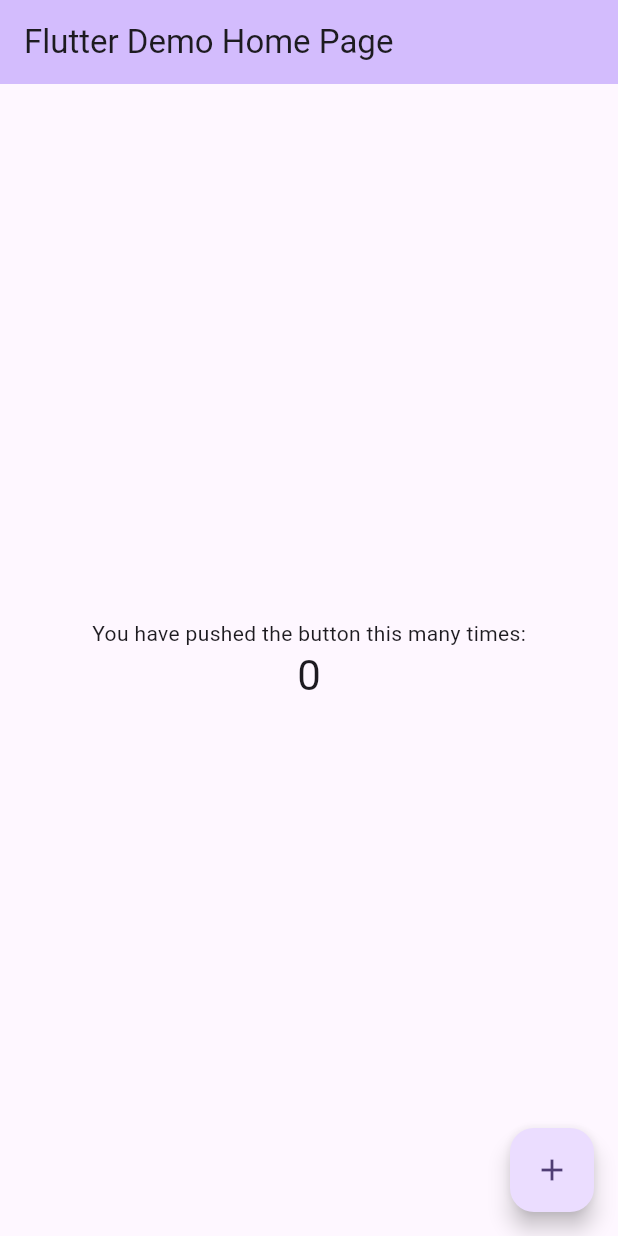
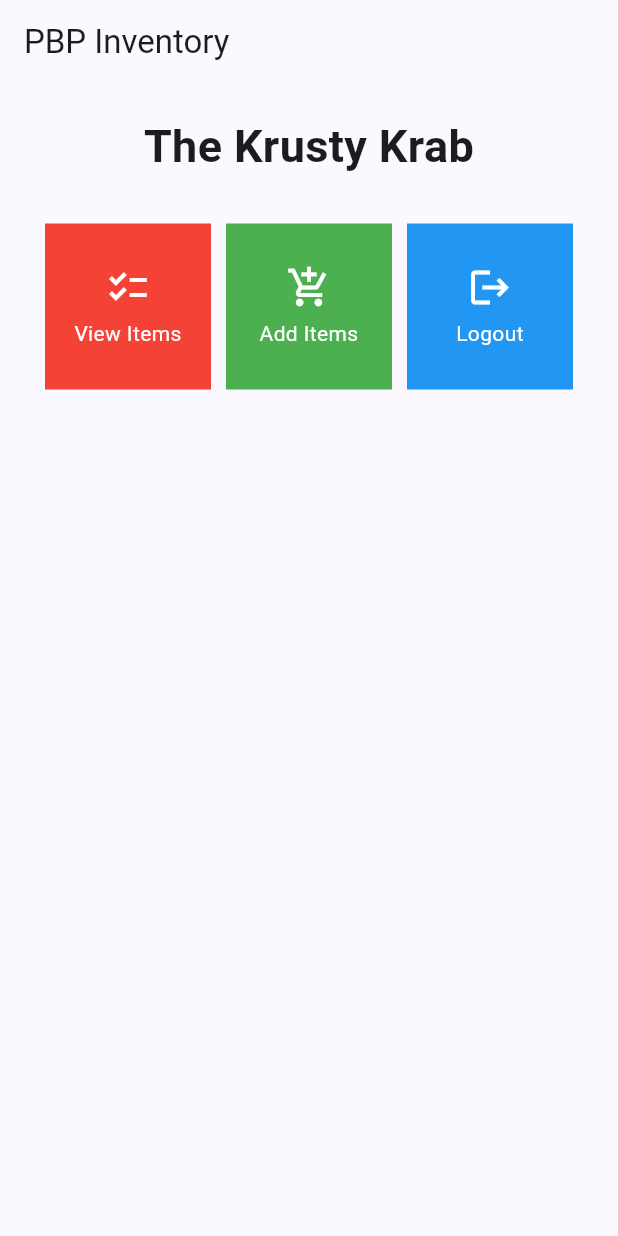
Before and after one commit to PascalPahlevi/PBP-Inventory-Assignment, a Flutter app: the screen it shows after launch, on a phone screen of 412 x 824 dp. Run offline on Flutter 3.47's test engine with Material 2 defaults, Android fonts, the phone set to English and light mode, and no system bars.

Commit message:
Completed Assignment 7

```diff
--- a/lib/main.dart
+++ b/lib/main.dart
@@ -1,4 +1,5 @@
 import 'package:flutter/material.dart';
+import 'package:pbp_inventory/menu.dart';
 
 void main() {
   runApp(const MyApp());
@@ -28,98 +29,10 @@
         //
         // This works for code too, not just values: Most code changes can be
         // tested with just a hot reload.
-        colorScheme: ColorScheme.fromSeed(seedColor: Colors.deepPurple),
+        colorScheme: ColorScheme.fromSeed(seedColor: Colors.indigo),
         useMaterial3: true,
       ),
-      home: const MyHomePage(title: 'Flutter Demo Home Page'),
+      home: MyHomePage(),
     );
   }
 }
-
-class MyHomePage extends StatefulWidget {
-  const MyHomePage({super.key, required this.title});
-
-  // This widget is the home page of your application. It is stateful, meaning
-  // that it has a State object (defined below) that contains fields that affect
-  // how it looks.
-
-  // This class is the configuration for the state. It holds the values (in this
-  // case the title) provided by the parent (in this case the App widget) and
-  // used by the build method of the State. Fields in a Widget subclass are
-  // always marked "final".
-
-  final String title;
-
-  @override
-  State<MyHomePage> createState() => _MyHomePageState();
-}
-
-class _MyHomePageState extends State<MyHomePage> {
-  int _counter = 0;
-
-  void _incrementCounter() {
-    setState(() {
-      // This call to setState tells the Flutter framework that something has
-      // changed in this State, which causes it to rerun the build method below
-      // so that the display can reflect the updated values. If we changed
-      // _counter without calling setState(), then the build method would not be
-      // called again, and so nothing would appear to happen.
-      _counter++;
-    });
-  }
-
-  @override
-  Widget build(BuildContext context) {
-    // This method is rerun every time setState is called, for instance as done
-    // by the _incrementCounter method above.
-    //
-    // The Flutter framework has been optimized to make rerunning build methods
-    // fast, so that you can just rebuild anything that needs updating rather
-    // than having to individually change instances of widgets.
-    return Scaffold(
-      appBar: AppBar(
-        // TRY THIS: Try changing the color here to a specific color (to
-        // Colors.amber, perhaps?) and trigger a hot reload to see the AppBar
-        // change color while the other colors stay the same.
-        backgroundColor: Theme.of(context).colorScheme.inversePrimary,
-        // Here we take the value from the MyHomePage object that was created by
-        // the App.build method, and use it to set our appbar title.
-        title: Text(widget.title),
-      ),
-      body: Center(
-        // Center is a layout widget. It takes a single child and positions it
-        // in the middle of the parent.
-        child: Column(
-          // Column is also a layout widget. It takes a list of children and
-          // arranges them vertically. By default, it sizes itself to fit its
-          // children horizontally, and tries to be as tall as its parent.
-          //
-          // Column has various properties to control how it sizes itself and
-          // how it positions its children. Here we use mainAxisAlignment to
-          // center the children vertically; the main axis here is the vertical
-          // axis because Columns are vertical (the cross axis would be
-          // horizontal).
-          //
-          // TRY THIS: Invoke "debug painting" (choose the "Toggle Debug Paint"
-          // action in the IDE, or press "p" in the console), to see the
-          // wireframe for each widget.
-          mainAxisAlignment: MainAxisAlignment.center,
-          children: <Widget>[
-            const Text(
-              'You have pushed the button this many times:',
-            ),
-            Text(
-              '$_counter',
-              style: Theme.of(context).textTheme.headlineMedium,
-            ),
-          ],
-        ),
-      ),
-      floatingActionButton: FloatingActionButton(
-        onPressed: _incrementCounter,
-        tooltip: 'Increment',
-        child: const Icon(Icons.add),
-      ), // This trailing comma makes auto-formatting nicer for build methods.
-    );
-  }
-}
--- a/lib/menu.dart
+++ b/lib/menu.dart
@@ -0,0 +1,121 @@
+import 'package:flutter/material.dart';
+
+class MyHomePage extends StatelessWidget {
+  MyHomePage({Key? key}) : super(key: key);
+
+  final List<ShopItem> items = [
+    ShopItem("View Items", Icons.checklist, Colors.red),
+    ShopItem("Add Items", Icons.add_shopping_cart, Colors.green),
+    ShopItem("Logout", Icons.logout, Colors.blue),
+  ];
+
+  // This widget is the home page of your application. It is stateful, meaning
+  // that it has a State object (defined below) that contains fields that affect
+  // how it looks.
+
+  // This class is the configuration for the state. It holds the values (in this
+  // case the title) provided by the parent (in this case the App widget) and
+  // used by the build method of the State. Fields in a Widget subclass are
+  // always marked "final".
+
+  @override
+  Widget build(BuildContext context) {
+    return Scaffold(
+      appBar: AppBar(
+        title: const Text(
+          'PBP Inventory',
+        ),
+      ),
+      body: SingleChildScrollView(
+        // Scrolling wrapper widget
+        child: Padding(
+          padding: const EdgeInsets.all(10.0), // Set padding for the page
+          child: Column(
+            // Widget to display children vertically
+            children: <Widget>[
+              const Padding(
+                padding: EdgeInsets.only(top: 10.0, bottom: 10.0),
+                // Text widget to display text with center alignment and appropriate style
+                child: Text(
+                  'The Krusty Krab', // Text indicating the shop name
+                  textAlign: TextAlign.center,
+                  style: TextStyle(
+                    fontSize: 30,
+                    fontWeight: FontWeight.bold,
+                  ),
+                ),
+              ),
+              // Grid layout
+              GridView.count(
+                // Container for our cards.
+                primary: true,
+                padding: const EdgeInsets.all(20),
+                crossAxisSpacing: 10,
+                mainAxisSpacing: 10,
+                crossAxisCount: 3,
+                shrinkWrap: true,
+                children: items.map((ShopItem item) {
+                  // Iteration for each item
+                  return ShopCard(item);
+                }).toList(),
+              ),
+            ],
+          ),
+        ),
+      ),
+    );
+  }
+}
+
+class ShopItem {
+  final String name;
+  final IconData icon;
+  final Color color;
+
+  ShopItem(this.name, this.icon, this.color);
+}
+
+class ShopCard extends StatelessWidget {
+  final ShopItem item;
+
+  const ShopCard(this.item, {Key? key}); // Constructor
+
+  @override
+  Widget build(BuildContext context) {
+    return Material(
+      color: item.color,
+      child: InkWell(
+        // Responsive touch area
+        onTap: () {
+          // Show a SnackBar when clicked
+          ScaffoldMessenger.of(context)
+            ..hideCurrentSnackBar()
+            ..showSnackBar(SnackBar(
+                content: Text("You clicked the ${item.name} button!")));
+        },
+        child: Container(
+          // Container to hold Icon and Text
+          padding: const EdgeInsets.all(8),
+          child: Center(
+            child: Column(
+              mainAxisAlignment: MainAxisAlignment.center,
+              children: [
+                Icon(
+                  item.icon,
+                  color: Colors.white,
+                  size: 30.0,
+                ),
+                const Padding(padding: EdgeInsets.all(3)),
+                Text(
+                  item.name,
+                  textAlign: TextAlign.center,
+                  style: const TextStyle(color: Colors.white),
+                ),
+              ],
+            ),
+          ),
+        ),
+      ),
+    );
+  }
+}
```
